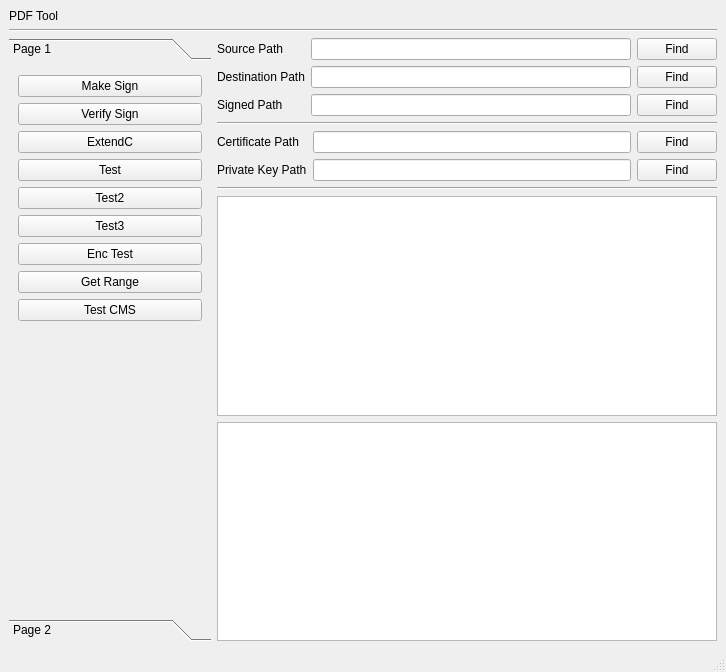
Above: PDFTool/mainwindow.ui from jykim74/PDFTool before the change. Below: the same form after it.
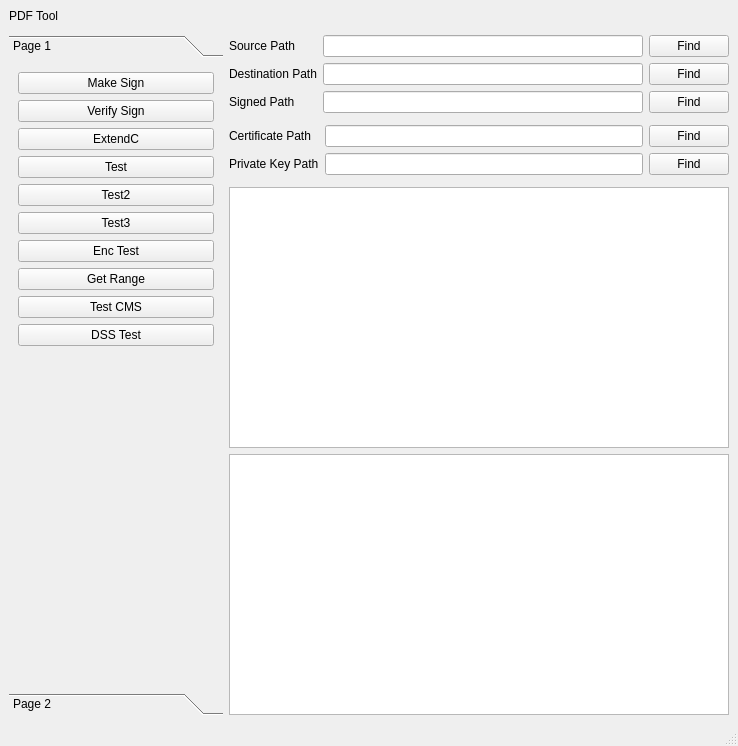
That is the form after the change.

```diff
--- a/PDFTool/mainwindow.ui
+++ b/PDFTool/mainwindow.ui
@@ -6,8 +6,8 @@
    <rect>
     <x>0</x>
     <y>0</y>
-    <width>726</width>
-    <height>672</height>
+    <width>738</width>
+    <height>746</height>
    </rect>
   </property>
   <property name="windowTitle">
@@ -25,7 +25,7 @@
     <item>
      <widget class="Line" name="line">
       <property name="orientation">
-       <enum>Qt::Orientation::Horizontal</enum>
+       <enum>Qt::Vertical</enum>
       </property>
      </widget>
     </item>
@@ -153,7 +153,7 @@
       <item row="1" column="1">
        <widget class="Line" name="line_2">
         <property name="orientation">
-         <enum>Qt::Orientation::Horizontal</enum>
+         <enum>Qt::Vertical</enum>
         </property>
        </widget>
       </item>
@@ -180,7 +180,7 @@
            <x>0</x>
            <y>0</y>
            <width>200</width>
-           <height>518</height>
+           <height>561</height>
           </rect>
          </property>
          <attribute name="label">
@@ -250,11 +250,15 @@
             </property>
            </widget>
           </item>
+          <item>
+           <widget class="QPushButton" name="mDSSTestBtn">
+            <property name="text">
+             <string>DSS Test</string>
+            </property>
+           </widget>
+          </item>
           <item>
            <spacer name="verticalSpacer">
-            <property name="orientation">
-             <enum>Qt::Orientation::Vertical</enum>
-            </property>
             <property name="sizeHint" stdset="0">
              <size>
               <width>20</width>
@@ -283,7 +287,7 @@
       <item row="3" column="1">
        <widget class="Line" name="line_3">
         <property name="orientation">
-         <enum>Qt::Orientation::Horizontal</enum>
+         <enum>Qt::Vertical</enum>
         </property>
        </widget>
       </item>
```
Left out of the diff: 6 changed lines with no effect on the pictures.
